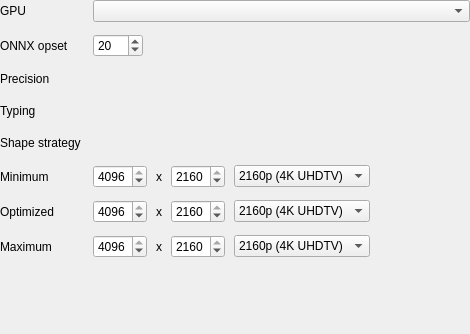
Above: ui/designer/ui_tensorrt_conversion_widget.ui from herlegon/hconvert before the change. Below: the same form after it.
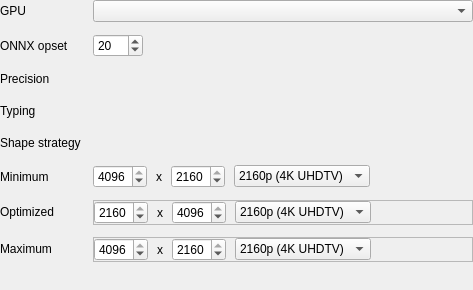
That is the form after the change. Custom widgets are drawn as their Qt base class.

Diff of the .ui file:
```diff
--- a/ui/designer/ui_tensorrt_conversion_widget.ui
+++ b/ui/designer/ui_tensorrt_conversion_widget.ui
@@ -6,8 +6,8 @@
    <rect>
     <x>0</x>
     <y>0</y>
-    <width>470</width>
-    <height>334</height>
+    <width>473</width>
+    <height>290</height>
    </rect>
   </property>
   <property name="windowTitle">
@@ -199,11 +199,47 @@
        </property>
       </widget>
      </item>
+     <item row="6" column="0">
+      <widget class="QLabel" name="label_shape_opt">
+       <property name="enabled">
+        <bool>true</bool>
+       </property>
+       <property name="text">
+        <string>Optimized</string>
+       </property>
+      </widget>
+     </item>
+     <item row="7" column="0">
+      <widget class="QLabel" name="label_shape_max">
+       <property name="text">
+        <string>Maximum</string>
+       </property>
+      </widget>
+     </item>
      <item row="5" column="1">
-      <layout class="QHBoxLayout" name="layout_shape_min">
+      <widget class="QFrame" name="frame_min">
+       <property name="frameShape">
+        <enum>QFrame::Shape::NoFrame</enum>
+       </property>
+       <property name="frameShadow">
+        <enum>QFrame::Shadow::Plain</enum>
+       </property>
+       <layout class="QHBoxLayout" name="frame_min_layout">
        <property name="spacing">
         <number>9</number>
        </property>
+        <property name="leftMargin">
+         <number>0</number>
+        </property>
+        <property name="topMargin">
+         <number>0</number>
+        </property>
+        <property name="rightMargin">
+         <number>0</number>
+        </property>
+        <property name="bottomMargin">
+         <number>0</number>
+        </property>
        <item>
         <widget class="QSpinBox" name="spinbox_w_min">
          <property name="sizePolicy">
@@ -294,58 +330,39 @@
          </property>
          <property name="sizeHint" stdset="0">
           <size>
-           <width>0</width>
-           <height>20</height>
+            <width>47</width>
+            <height>21</height>
           </size>
          </property>
         </spacer>
        </item>
       </layout>
-     </item>
-     <item row="6" column="0">
-      <widget class="QLabel" name="label_shape_opt">
-       <property name="enabled">
-        <bool>true</bool>
-       </property>
-       <property name="text">
-        <string>Optimized</string>
-       </property>
       </widget>
      </item>
      <item row="6" column="1">
-      <layout class="QHBoxLayout" name="layout_shape_opt">
+      <widget class="QFrame" name="frame_opt">
+       <property name="frameShape">
+        <enum>QFrame::Shape::StyledPanel</enum>
+       </property>
+       <property name="frameShadow">
+        <enum>QFrame::Shadow::Raised</enum>
+       </property>
+       <layout class="QHBoxLayout" name="frame_opt_layout">
        <property name="spacing">
         <number>9</number>
        </property>
-       <item>
-        <widget class="QSpinBox" name="spinbox_w_opt">
-         <property name="sizePolicy">
-          <sizepolicy hsizetype="Maximum" vsizetype="Fixed">
-           <horstretch>0</horstretch>
-           <verstretch>0</verstretch>
-          </sizepolicy>
-         </property>
-         <property name="minimum">
-          <number>16</number>
-         </property>
-         <property name="maximum">
-          <number>4096</number>
-         </property>
-         <property name="singleStep">
-          <number>1</number>
-         </property>
-         <property name="value">
-          <number>4096</number>
-         </property>
-        </widget>
-       </item>
-       <item>
-        <widget class="QLabel" name="label_x_w_opt">
-         <property name="text">
-          <string>x</string>
-         </property>
-        </widget>
-       </item>
+        <property name="leftMargin">
+         <number>0</number>
+        </property>
+        <property name="topMargin">
+         <number>0</number>
+        </property>
+        <property name="rightMargin">
+         <number>0</number>
+        </property>
+        <property name="bottomMargin">
+         <number>0</number>
+        </property>
        <item>
         <widget class="QSpinBox" name="spinbox_h_opt">
          <property name="sizePolicy">
@@ -365,6 +382,35 @@
          </property>
         </widget>
        </item>
+        <item>
+         <widget class="QLabel" name="label_x_w_opt">
+          <property name="text">
+           <string>x</string>
+          </property>
+         </widget>
+        </item>
+        <item>
+         <widget class="QSpinBox" name="spinbox_w_opt">
+          <property name="sizePolicy">
+           <sizepolicy hsizetype="Maximum" vsizetype="Fixed">
+            <horstretch>0</horstretch>
+            <verstretch>0</verstretch>
+           </sizepolicy>
+          </property>
+          <property name="minimum">
+           <number>16</number>
+          </property>
+          <property name="maximum">
+           <number>4096</number>
+          </property>
+          <property name="singleStep">
+           <number>1</number>
+          </property>
+          <property name="value">
+           <number>4096</number>
+          </property>
+         </widget>
+        </item>
        <item>
         <widget class="QComboBox" name="combobox_resolution_opt">
          <property name="minimumSize">
@@ -414,19 +460,32 @@
         </spacer>
        </item>
       </layout>
-     </item>
-     <item row="7" column="0">
-      <widget class="QLabel" name="label_shape_max">
-       <property name="text">
-        <string>Maximum</string>
-       </property>
       </widget>
      </item>
      <item row="7" column="1">
-      <layout class="QHBoxLayout" name="layout_shape_max">
+      <widget class="QFrame" name="frame_max">
+       <property name="frameShape">
+        <enum>QFrame::Shape::StyledPanel</enum>
+       </property>
+       <property name="frameShadow">
+        <enum>QFrame::Shadow::Raised</enum>
+       </property>
+       <layout class="QHBoxLayout" name="frame_max_layout">
        <property name="spacing">
         <number>9</number>
        </property>
+        <property name="leftMargin">
+         <number>0</number>
+        </property>
+        <property name="topMargin">
+         <number>0</number>
+        </property>
+        <property name="rightMargin">
+         <number>0</number>
+        </property>
+        <property name="bottomMargin">
+         <number>0</number>
+        </property>
        <item>
         <widget class="QSpinBox" name="spinbox_w_max">
          <property name="sizePolicy">
@@ -517,13 +576,14 @@
          </property>
          <property name="sizeHint" stdset="0">
           <size>
-           <width>0</width>
-           <height>20</height>
+            <width>48</width>
+            <height>21</height>
           </size>
          </property>
         </spacer>
        </item>
       </layout>
+      </widget>
      </item>
     </layout>
    </item>
```
Lines whose indentation alone changed are shown as unchanged.
